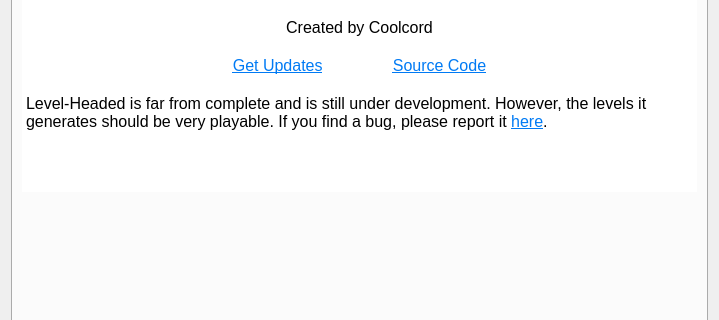
Coolcord/Level-Headed, file SMB1/SMB1_Compliance_To_SMB1/Configure_Settings_Form.ui: the form before one commit; both pictures show x 0 to 719 and y 287 to 607 of the 719 by 746 pixel window.
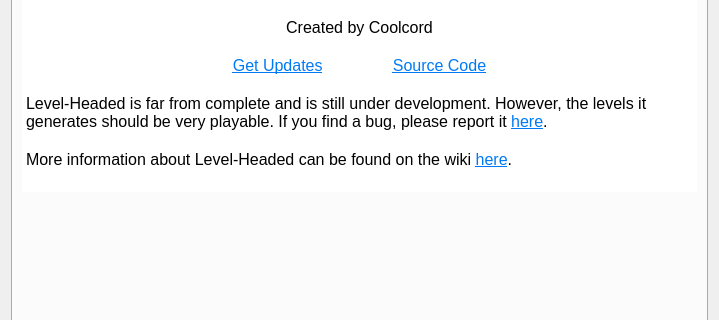
The form after the commit.

Commit message: Added a link to the wiki in the about tab

Diff of the .ui file:
```diff
--- a/SMB1/SMB1_Compliance_To_SMB1/Configure_Settings_Form.ui
+++ b/SMB1/SMB1_Compliance_To_SMB1/Configure_Settings_Form.ui
@@ -1958,7 +1958,9 @@
 &lt;p align=&quot;center&quot; style=&quot;-qt-paragraph-type:empty; margin-top:0px; margin-bottom:0px; margin-left:0px; margin-right:0px; -qt-block-indent:0; text-indent:0px; vertical-align:middle;&quot;&gt;&lt;br /&gt;&lt;/p&gt;
 &lt;p align=&quot;center&quot; style=&quot; margin-top:0px; margin-bottom:0px; margin-left:0px; margin-right:0px; -qt-block-indent:0; text-indent:0px;&quot;&gt;&lt;a href=&quot;https://github.com/Coolcord/Level-Headed/releases&quot;&gt;&lt;span style=&quot; text-decoration: underline; color:#007af4; vertical-align:middle;&quot;&gt;Get Updates&lt;/span&gt;&lt;/a&gt;&lt;span style=&quot; vertical-align:middle;&quot;&gt;	&lt;/span&gt;&lt;a href=&quot;https://github.com/Coolcord/Level-Headed&quot;&gt;&lt;span style=&quot; text-decoration: underline; color:#007af4; vertical-align:middle;&quot;&gt;Source Code&lt;/span&gt;&lt;/a&gt;&lt;/p&gt;
 &lt;p align=&quot;center&quot; style=&quot;-qt-paragraph-type:empty; margin-top:0px; margin-bottom:0px; margin-left:0px; margin-right:0px; -qt-block-indent:0; text-indent:0px; text-decoration: underline; color:#007af4; vertical-align:middle;&quot;&gt;&lt;br /&gt;&lt;/p&gt;
-&lt;p style=&quot; margin-top:0px; margin-bottom:0px; margin-left:0px; margin-right:0px; -qt-block-indent:0; text-indent:0px;&quot;&gt;&lt;span style=&quot; vertical-align:middle;&quot;&gt;Level-Headed is far from complete and is still under development. However, the levels it generates should be very playable. If you find a bug, please report it &lt;/span&gt;&lt;a href=&quot;https://github.com/Coolcord/Level-Headed/issues&quot;&gt;&lt;span style=&quot; text-decoration: underline; color:#007af4;&quot;&gt;here&lt;/span&gt;&lt;/a&gt;&lt;span style=&quot; vertical-align:middle;&quot;&gt;.&lt;/span&gt;&lt;/p&gt;&lt;/body&gt;&lt;/html&gt;</string>
+&lt;p style=&quot; margin-top:0px; margin-bottom:0px; margin-left:0px; margin-right:0px; -qt-block-indent:0; text-indent:0px;&quot;&gt;&lt;span style=&quot; vertical-align:middle;&quot;&gt;Level-Headed is far from complete and is still under development. However, the levels it generates should be very playable. If you find a bug, please report it &lt;/span&gt;&lt;a href=&quot;https://github.com/Coolcord/Level-Headed/issues&quot;&gt;&lt;span style=&quot; text-decoration: underline; color:#007af4;&quot;&gt;here&lt;/span&gt;&lt;/a&gt;&lt;span style=&quot; vertical-align:middle;&quot;&gt;.&lt;/span&gt;&lt;/p&gt;
+&lt;p style=&quot;-qt-paragraph-type:empty; margin-top:0px; margin-bottom:0px; margin-left:0px; margin-right:0px; -qt-block-indent:0; text-indent:0px; vertical-align:middle;&quot;&gt;&lt;br /&gt;&lt;/p&gt;
+&lt;p style=&quot; margin-top:0px; margin-bottom:0px; margin-left:0px; margin-right:0px; -qt-block-indent:0; text-indent:0px;&quot;&gt;&lt;span style=&quot; vertical-align:middle;&quot;&gt;More information about Level-Headed can be found on the wiki &lt;/span&gt;&lt;a href=&quot;https://github.com/Coolcord/Level-Headed/wiki&quot;&gt;&lt;span style=&quot; text-decoration: underline; color:#007af4;&quot;&gt;here&lt;/span&gt;&lt;/a&gt;&lt;span style=&quot; vertical-align:middle;&quot;&gt;.&lt;/span&gt;&lt;/p&gt;&lt;/body&gt;&lt;/html&gt;</string>
          </property>
          <property name="overwriteMode">
           <bool>false</bool>
```
The commit also changes 1 other file.
